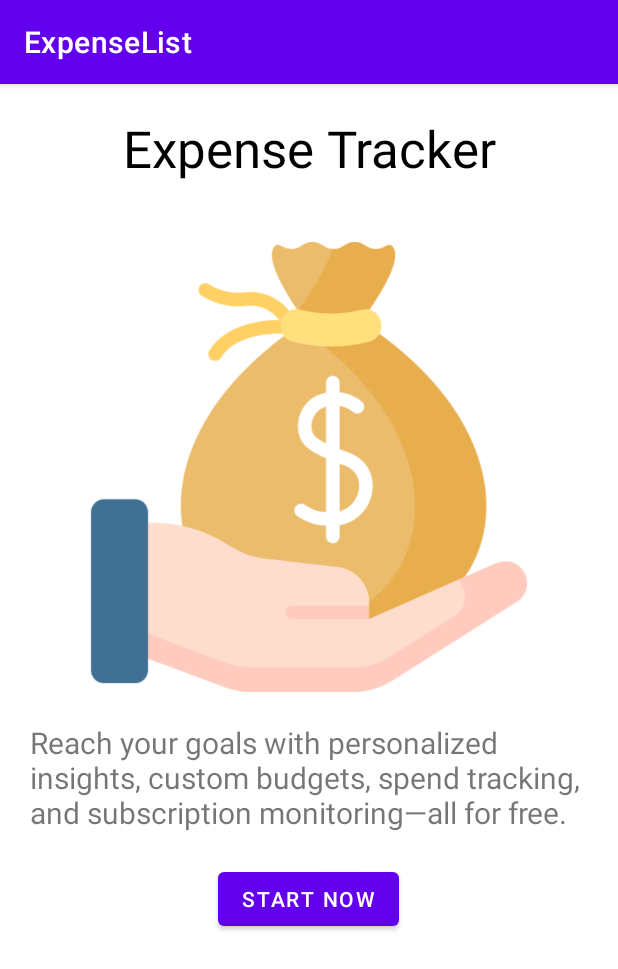
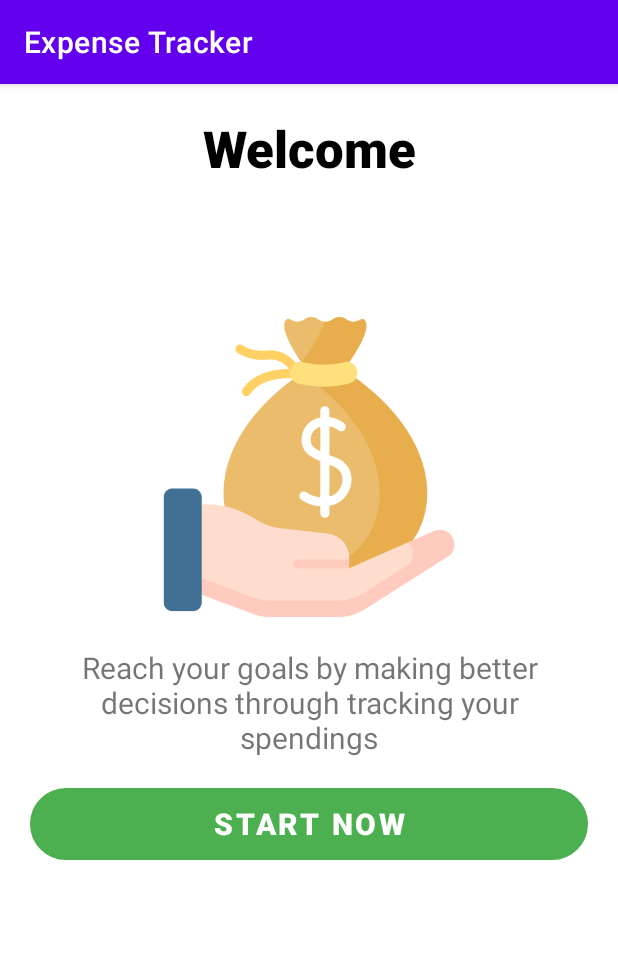
Before and after one commit to ZhixinRP/ExpenseList, an Android app: the screen it shows after launch (MainActivity), on a phone screen of 412 x 824 dp. Shown: the top 969 px of the screen. Run offline under Robolectric (Android 15) with nearby library versions, the phone set to English and light mode, and no system bars.

Commit message:
Updated Expense Tracker

```diff
--- a/app/src/main/java/sg/edu/rp/c346/id20047401/expenselist/CustomAdapter.java
+++ b/app/src/main/java/sg/edu/rp/c346/id20047401/expenselist/CustomAdapter.java
@@ -42,8 +42,7 @@ public class CustomAdapter extends ArrayAdapter {
 
         // Set values to the TextView to display the corresponding information
         tvName.setText(currentVersion.getName());
-        tvCost.setText(String.valueOf(currentVersion.getCost()));
-
+        tvCost.setText("$" + String.format("%.2f", currentVersion.getCost()));
         if (currentVersion.getCost() <= 50){
             ivDollar.setImageResource(android.R.color.holo_green_light);
         } else if (currentVersion.getCost() <= 200){
--- /dev/null
+++ b/app/src/main/res/drawable/background_btn.xml
@@ -0,0 +1,9 @@
+<?xml version="1.0" encoding="utf-8"?>
+<selector xmlns:android="http://schemas.android.com/apk/res/android">
+    <item>
+        <shape android:shape="rectangle">
+            <corners android:radius="60dp"/>
+            <stroke android:width="1dp" android:color="@color/black"/>
+        </shape>
+    </item>
+</selector>
--- a/app/src/main/res/layout/activity_main.xml
+++ b/app/src/main/res/layout/activity_main.xml
@@ -13,8 +13,9 @@
         android:layout_width="match_parent"
         android:layout_height="wrap_content"
         android:layout_margin="20dp"
+        android:fontFamily="sans-serif-black"
         android:gravity="center"
-        android:text="Expense Tracker"
+        android:text="Welcome"
         android:textAppearance="@style/TextAppearance.AppCompat.Large"
         android:textColor="@color/black"
         android:textSize="34sp" />
@@ -22,14 +23,19 @@
     <LinearLayout
         android:layout_width="match_parent"
         android:layout_height="wrap_content"
-        android:layout_margin="20dp"
+        android:layout_marginStart="20dp"
+        android:layout_marginLeft="20dp"
+        android:layout_marginTop="50dp"
+        android:layout_marginEnd="20dp"
+        android:layout_marginRight="20dp"
         android:gravity="center"
         android:orientation="vertical">
 
         <ImageView
             android:id="@+id/imageView"
-            android:layout_width="300dp"
-            android:layout_height="300dp"
+            android:layout_width="match_parent"
+            android:layout_height="200dp"
+            android:layout_marginTop="20dp"
             android:src="@drawable/salary" />
 
         <TextView
@@ -37,16 +43,21 @@
             android:layout_width="match_parent"
             android:layout_height="wrap_content"
             android:layout_marginTop="20dp"
-            android:text="Reach your goals with personalized insights, custom budgets, spend tracking, and subscription monitoring—all for free."
+            android:gravity="center"
+            android:text="Reach your goals by making better decisions through tracking your spendings"
             android:textSize="20sp" />
 
         <Button
             android:id="@+id/buttonStart"
-            android:layout_width="wrap_content"
+            android:layout_width="match_parent"
             android:layout_height="wrap_content"
             android:layout_centerInParent="false"
             android:layout_marginTop="20dp"
-            android:text="start now" />
+            android:background="@drawable/background_btn"
+            android:fontFamily="sans-serif-black"
+            android:text="start now"
+            android:textSize="20dp"
+            app:backgroundTint="#4CAF50" />
     </LinearLayout>
 
 </LinearLayout>
--- a/app/src/main/res/layout/activity_second.xml
+++ b/app/src/main/res/layout/activity_second.xml
@@ -12,6 +12,7 @@
         android:layout_width="match_parent"
         android:layout_height="wrap_content"
         android:layout_margin="20dp"
+        android:fontFamily="sans-serif-black"
         android:gravity="center"
         android:text="Total Cost:"
         android:textAppearance="@style/TextAppearance.AppCompat.Large"
--- a/app/src/main/res/values/strings.xml
+++ b/app/src/main/res/values/strings.xml
@@ -1,3 +1,3 @@
 <resources>
-    <string name="app_name">ExpenseList</string>
+    <string name="app_name">Expense Tracker</string>
 </resources>
```
Also changed, not shown: app/src/main/java/sg/edu/rp/c346/id20047401/expenselist/SecondActivity.java (+8 -4 lines), app/src/main/res/layout/input.xml (+10 -0 lines), app/src/main/res/layout/row.xml (+7 -4 lines).
